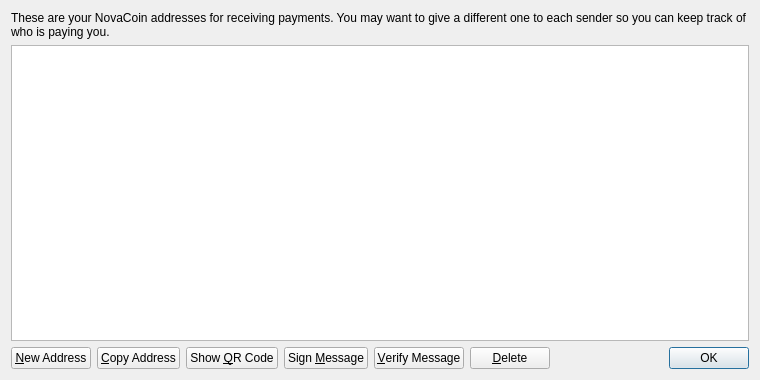
Old version of the form src/qt/forms/addressbookpage.ui in the repository jondow72/peercoin.
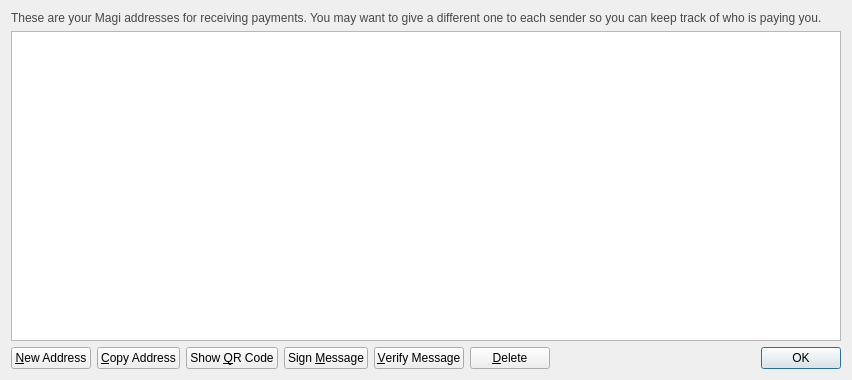
New version of the form. Icons and pictures are not drawn.

Patch:
```diff
--- a/src/qt/forms/addressbookpage.ui
+++ b/src/qt/forms/addressbookpage.ui
@@ -6,7 +6,7 @@
    <rect>
     <x>0</x>
     <y>0</y>
-    <width>760</width>
+    <width>852</width>
     <height>380</height>
    </rect>
   </property>
@@ -16,8 +16,11 @@
   <layout class="QVBoxLayout" name="verticalLayout">
    <item>
     <widget class="QLabel" name="labelExplanation">
+     <property name="styleSheet">
+      <string notr="true">#labelExplanation { color: #464747; }</string>
+     </property>
      <property name="text">
-      <string>These are your NovaCoin addresses for receiving payments. You may want to give a different one to each sender so you can keep track of who is paying you.</string>
+      <string>These are your Magi addresses for receiving payments. You may want to give a different one to each sender so you can keep track of who is paying you.</string>
      </property>
      <property name="textFormat">
       <enum>Qt::PlainText</enum>
```
Left out of the diff: 4 changed lines with no effect on the pictures.
